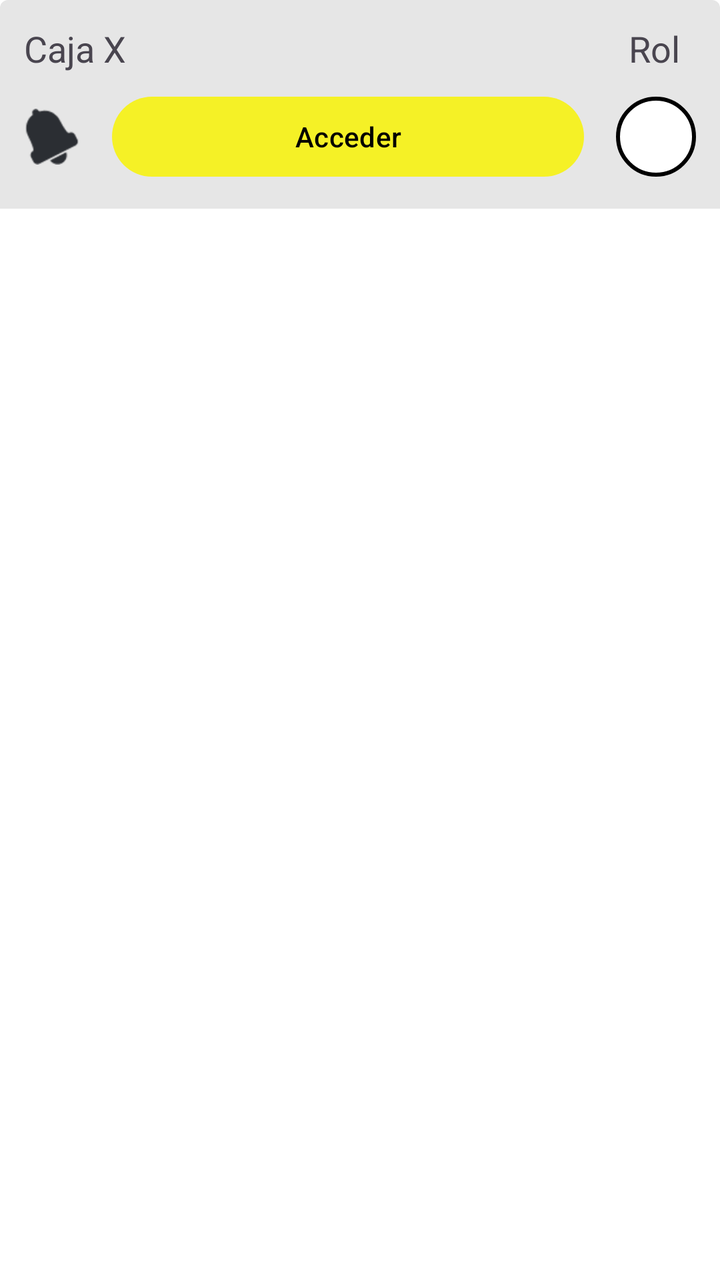
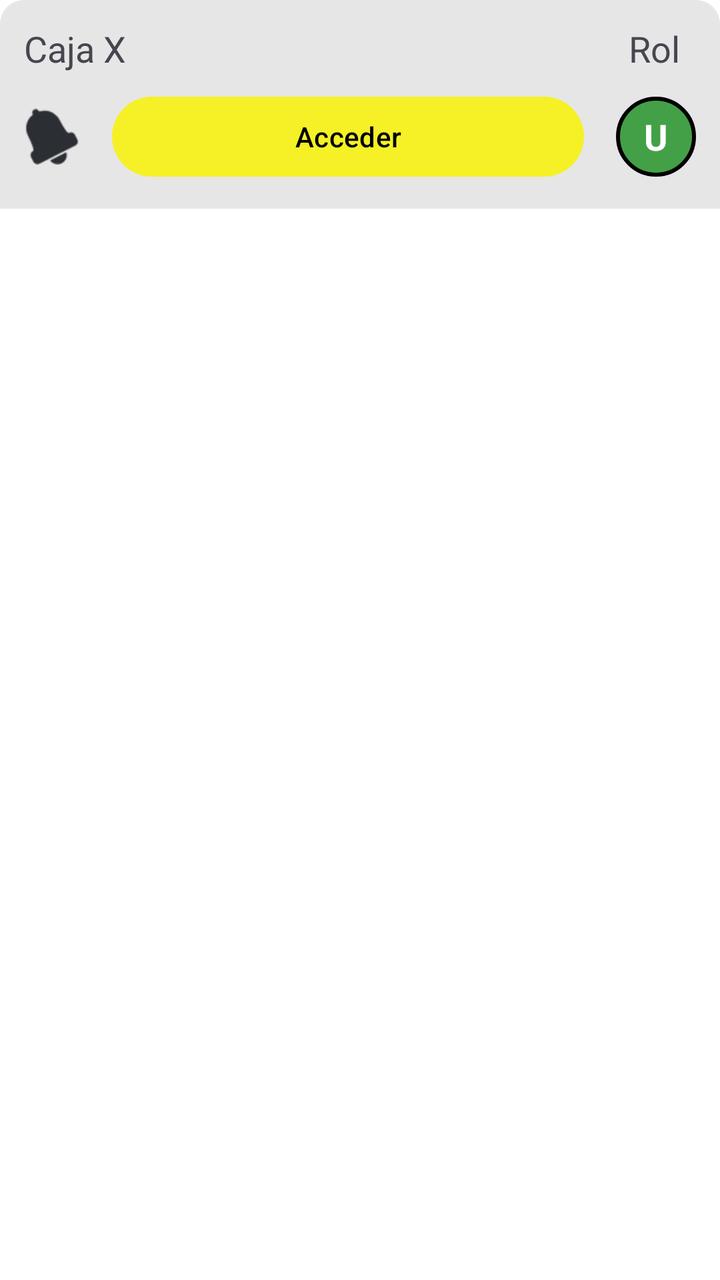

The first picture is an Android layout as it rendered before a commit; the second is the same layout after the commit. The layout source and the unified diff follow.
<!-- AndroidManifest.xml: application theme Theme.ProyeIoT -->
<!-- res/layout/item_cajas.xml -->
<?xml version="1.0" encoding="utf-8"?>
<com.google.android.material.card.MaterialCardView
    xmlns:android="http://schemas.android.com/apk/res/android"
    xmlns:app="http://schemas.android.com/apk/res-auto"
    android:layout_width="match_parent"
    android:layout_height="wrap_content"
    android:layout_marginBottom="12dp"
    app:cardBackgroundColor="@color/color_blanco"
    app:cardCornerRadius="4dp"
    app:strokeWidth="0dp"
    >

    <androidx.constraintlayout.widget.ConstraintLayout
        style="@style/caja_1"
        android:layout_width="match_parent"
        android:layout_height="wrap_content"
        android:padding="12dp">

        <TextView
            android:id="@+id/tvCaja"
            android:layout_width="wrap_content"
            android:layout_height="wrap_content"
            android:text="Caja X"
            android:textSize="18sp"
            app:layout_constraintStart_toStartOf="parent"
            app:layout_constraintTop_toTopOf="parent" />

        <TextView
            android:id="@+id/tvRol"
            android:layout_width="wrap_content"
            android:layout_height="wrap_content"
            android:layout_marginEnd="8dp"
            android:text="Rol"
            android:textSize="18sp"
            app:layout_constraintEnd_toEndOf="parent"
            app:layout_constraintTop_toTopOf="parent" />

        <ImageView
            android:id="@+id/ivNotificacion"
            android:layout_width="28dp"
            android:layout_height="28dp"
            android:contentDescription="Notificaciones"
            android:src="@android:drawable/ic_popup_reminder"
            app:layout_constraintBottom_toBottomOf="@id/btnAcceder"
            app:layout_constraintStart_toStartOf="parent"
            app:tint="@color/fondo_3"
            app:layout_constraintTop_toTopOf="@id/btnAcceder" />

        <Button
            style="@style/boton_1"
            android:id="@+id/btnAcceder"
            android:layout_width="0dp"
            android:layout_height="wrap_content"
            android:layout_marginStart="16dp"
            android:layout_marginTop="8dp"
            android:layout_marginEnd="16dp"
            android:text="Acceder"
            app:layout_constraintEnd_toStartOf="@id/vRol"
            app:layout_constraintStart_toEndOf="@id/ivNotificacion"
            app:layout_constraintTop_toBottomOf="@id/tvCaja" />

        <View
            android:id="@+id/vRol"
            android:layout_width="40dp"
            android:layout_height="40dp"
            android:background="@drawable/circulo_rol"
            app:layout_constraintBottom_toBottomOf="@id/btnAcceder"
            app:layout_constraintEnd_toEndOf="parent"
            app:layout_constraintTop_toTopOf="@id/btnAcceder" />

    </androidx.constraintlayout.widget.ConstraintLayout>
</com.google.android.material.card.MaterialCardView>
<!-- resources referenced by this layout -->
<resources>
  <color name="color_blanco">#FFFFFF</color>
  <color name="fondo_3">#2B2E33</color>
  <!-- drawable circulo_rol (drawable) -->
  <?xml version="1.0" encoding="utf-8"?>
  <shape xmlns:android="http://schemas.android.com/apk/res/android"
      android:shape="oval">
      <stroke android:width="2dp" android:color="#000000" />
      <solid android:color="#FFFFFF" />
  </shape>
  <style name="boton_1" parent="Widget.Material3.Button">
          <item name="backgroundTint">@color/boton_fondo</item>
          <item name="android:textColor">@color/boton_texto</item>
      </style>
  <style name="caja_1">
          <item name="android:background">@color/fondo_2</item>
          <item name="android:textColor">@color/texto_1</item>
      </style>
  <style name="Theme.ProyeIoT" parent="Base.Theme.ProyeIoT">
          <item name="android:colorBackground">@color/fondo_1</item>
          <item name="android:windowBackground">@color/fondo_1</item>
      </style>
  <color name="boton_fondo">@color/color_main</color>
  <color name="boton_texto">@color/color_negro</color>
  <color name="fondo_2">#E6E6E6</color>
  <color name="texto_1">#000000</color>
  <style name="Base.Theme.ProyeIoT" parent="Theme.Material3.DayNight.NoActionBar">
          <item name="materialButtonStyle">@style/Widget.ProyeIoT.Button</item>
      </style>
  <color name="fondo_1">#FFFFFFFF</color>
  <color name="color_main">#D6F8F402</color>
  <color name="color_negro">#000000</color>
  <style name="Widget.ProyeIoT.Button" parent="Widget.Material3.Button">
          <item name="backgroundTint">@color/boton_fondo</item>
          <item name="android:textColor">@color/color_blanco</item>
          <item name="color">@color/color_negro</item>
      </style>
</resources>

<!-- the commit's change to res/layout/item_cajas.xml (unified diff, before → after) -->
@@ -6,7 +6,8 @@
     android:layout_height="wrap_content"
     android:layout_marginBottom="12dp"
     app:cardBackgroundColor="@color/color_blanco"
-    app:cardCornerRadius="4dp"
+    app:cardCornerRadius="12dp"
+    app:cardElevation="0dp"
     app:strokeWidth="0dp"
     >
 
@@ -59,11 +60,16 @@
             app:layout_constraintStart_toEndOf="@id/ivNotificacion"
             app:layout_constraintTop_toBottomOf="@id/tvCaja" />
 
-        <View
+        <TextView
             android:id="@+id/vRol"
             android:layout_width="40dp"
             android:layout_height="40dp"
-            android:background="@drawable/circulo_rol"
+            android:background="@drawable/circulo_rol_usuario"
+            android:gravity="center"
+            android:text="U"
+            android:textColor="#FFFFFF"
+            android:textSize="18sp"
+            android:textStyle="bold"
             app:layout_constraintBottom_toBottomOf="@id/btnAcceder"
             app:layout_constraintEnd_toEndOf="parent"
             app:layout_constraintTop_toTopOf="@id/btnAcceder" />
<!-- resource entries referenced after the edit -->
@@ -2,12 +2,12 @@
 <resources>
   <color name="color_blanco">#FFFFFF</color>
   <color name="fondo_3">#2B2E33</color>
-  <!-- drawable circulo_rol (drawable) -->
+  <!-- drawable circulo_rol_usuario (drawable) -->
   <?xml version="1.0" encoding="utf-8"?>
   <shape xmlns:android="http://schemas.android.com/apk/res/android"
       android:shape="oval">
       <stroke android:width="2dp" android:color="#000000" />
-      <solid android:color="#FFFFFF" />
+      <solid android:color="#43A047" />
   </shape>
   <style name="boton_1" parent="Widget.Material3.Button">
           <item name="backgroundTint">@color/boton_fondo</item>
